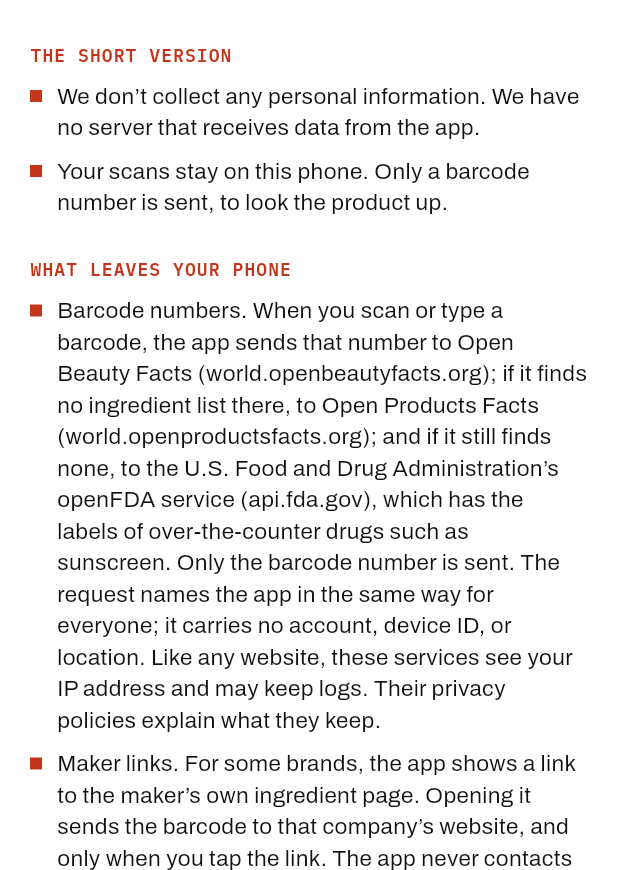
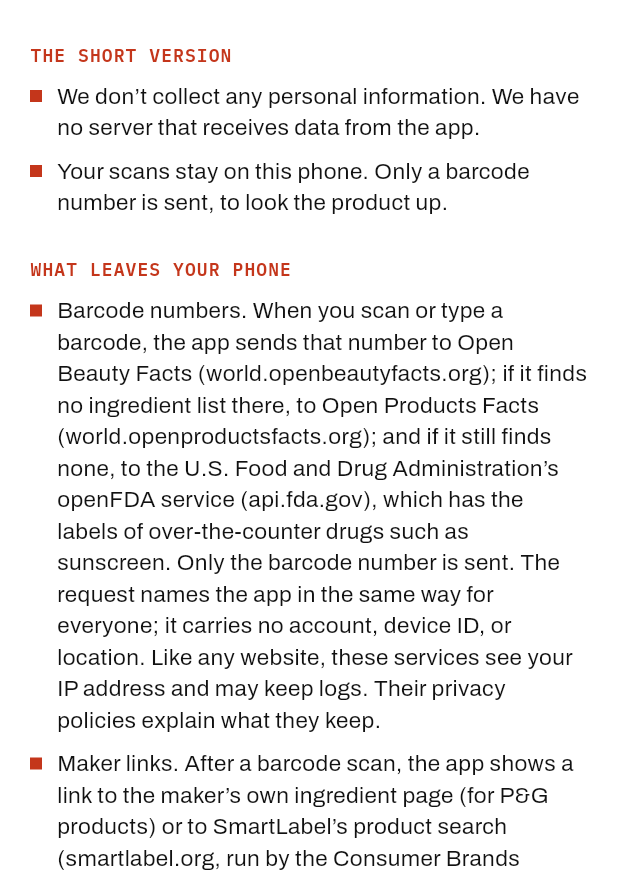
Before and after one commit to leakydata/ihateperfume-app, a Flutter app: the FirstRunNotice screen opened directly with empty values, after a tap on "PRIVACY POLICY", on a phone screen of 412 x 824 dp, the part 366-1236 px from its top. Run offline on Flutter 3.47's test engine with Material 3 defaults, Android fonts, the phone set to English and light mode, and no system bars; our stand-ins replace camera, diacritic, image_picker, share_plus, shared_preferences; missing offline and left inert: google_mlkit_text_recognition, mobile_scanner; accounts and stored records are empty; project files that could hold a hidden picture were left out.

Commit message:
SmartLabel product search link for any barcode (P&G keeps its direct page); privacy text updated
Co-Authored-By: Claude Opus 5.5 <noreply@anthropic.com>

```diff
--- a/lib/screens/legal.dart
+++ b/lib/screens/legal.dart
@@ -153,9 +153,10 @@ const privacyDoc = LegalDoc('Privacy policy', _updated, [
         'barcode number is sent. The request names the app in the same way for everyone; it carries no account, '
         'device ID, or location. Like any website, these services see your IP address and may keep logs. Their '
         'privacy policies explain what they keep.'),
-    Li('Maker links. For some brands, the app shows a link to the maker’s own ingredient page. Opening it sends '
-        'the barcode to that company’s website, and only when you tap the link. The app never contacts the maker '
-        'on its own.'),
+    Li('Maker links. After a barcode scan, the app shows a link to the maker’s own ingredient page (for P&G '
+        'products) or to SmartLabel’s product search (smartlabel.org, run by the Consumer Brands Association). '
+        'Opening it sends the barcode to that website, and only when you tap the link. The app never contacts '
+        'them on its own.'),
     Li('Links. Links to ihateperfume.com, EWG, and official sources open in your browser only when you tap them. '
         'From then on, that website’s privacy policy applies.'),
     Li('Sharing. If you tap Share on a result, Android’s share sheet opens and you choose where the text goes. '
--- a/lib/screens/result.dart
+++ b/lib/screens/result.dart
@@ -202,10 +202,10 @@ class _ResultScreenState extends State<ResultScreen> {
                     ),
                   if (maker != null)
                     InkWell(
-                      onTap: () => openLink(context, maker),
-                      child: const Padding(
-                          padding: EdgeInsets.only(top: 10),
-                          child: MonoLink('See the maker’s ingredient page')),
+                      onTap: () => openLink(context, maker.$1),
+                      child: Padding(
+                          padding: const EdgeInsets.only(top: 10),
+                          child: MonoLink(maker.$2)),
                     ),
                   InkWell(
                     onTap: () => Navigator.of(context).push(MaterialPageRoute(
--- a/lib/screens/scanner.dart
+++ b/lib/screens/scanner.dart
@@ -34,7 +34,7 @@ class _ScannerScreenState extends State<ScannerScreen> with WidgetsBindingObserv
   late ScanMode _mode = widget.mode;
   String? _busy; // message while looking up or reading
   String? _notice; // e.g. "not found, photograph the list"
-  String? _maker; // the maker's ingredient page for the barcode in the notice, opened only on tap
+  (String, String)? _maker; // the maker's ingredient page for the barcode in the notice, opened only on tap
   String? _barcode; // carried into the photo step when a barcode had no ingredient list
   String? _name;
   bool _torch = false;
@@ -416,10 +416,10 @@ class _ScannerScreenState extends State<ScannerScreen> with WidgetsBindingObserv
                 Text(_notice!, style: T.lede.copyWith(fontSize: 14)),
                 if (_maker != null)
                   InkWell(
-                    onTap: () => openLink(context, _maker!),
-                    child: const Padding(
-                      padding: EdgeInsets.only(top: 8, bottom: 2),
-                      child: MonoLink('See the maker’s ingredient page', size: 11),
+                    onTap: () => openLink(context, _maker!.$1),
+                    child: Padding(
+                      padding: const EdgeInsets.only(top: 8, bottom: 2),
+                      child: MonoLink(_maker!.$2, size: 11),
                     ),
                   ),
               ]),
--- a/lib/services.dart
+++ b/lib/services.dart
@@ -317,12 +317,16 @@ List<String> fdaActives(String active, String purpose) {
 /// Crest (0030772), Gillette (0047400), Olay (0075609), Pantene (0080878), and Vicks (0323900).
 const _pgPrefixes = ['0037000', '0012044', '0030772', '0047400', '0075609', '0080878', '0323900'];
 
-/// P&G's SmartLabel page for a P&G barcode, where P&G lists the product's ingredients. Opened in the browser only
-/// when the user taps; the app never fetches it (P&G's terms forbid scraping). Null for other makers.
-String? makerPage(String barcode) {
+/// Where to read the maker's own ingredient list, opened in the browser only when the user taps; the app never
+/// fetches it (the SmartLabel and P&G terms forbid scraping). P&G barcodes go straight to P&G's SmartLabel page;
+/// other barcodes to SmartLabel's product search, which covers many brands (no result if the maker isn't in it).
+(String, String)? makerPage(String barcode) {
   final g13 = fdaUpc(barcode);
-  if (g13 == null || !_pgPrefixes.any(g13.startsWith)) return null;
-  return 'https://smartlabel.pg.com/en-us/0$g13.html';
+  if (g13 == null) return null;
+  if (_pgPrefixes.any(g13.startsWith)) {
+    return ('https://smartlabel.pg.com/en-us/0$g13.html', 'See the maker’s ingredient page');
+  }
+  return ('https://smartlabel.org/product-search/?product=$barcode', 'Search SmartLabel for this barcode');
 }
 
 /// Tidy text read from a photo of a label: start at "Ingredients:", and join lines broken mid-ingredient.
```
Also changed, not shown: 2 other files.
